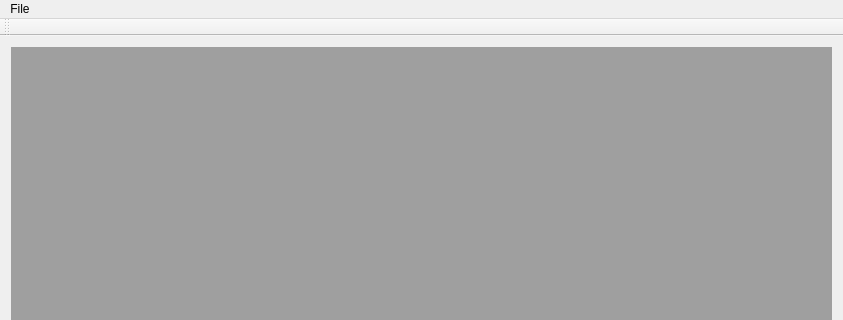
This is mainwindow.ui in Frazi1/cpp_lab_graph as Qt 5 draws it before an edit; both pictures show x 0 to 843 and y 0 to 320 of the 843 by 576 pixel window. The edited form follows.
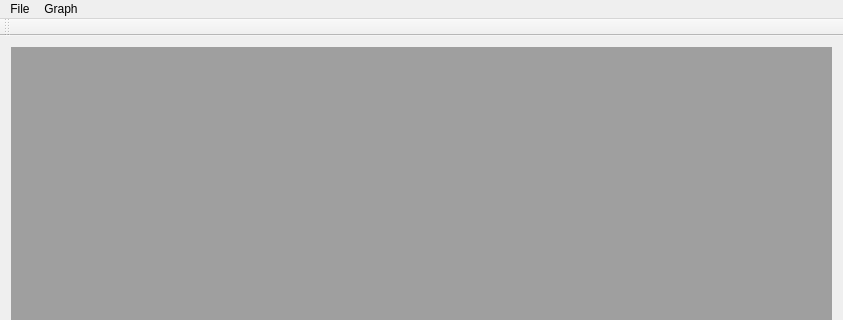
This is the edited form.

```diff
--- a/mainwindow.ui
+++ b/mainwindow.ui
@@ -47,7 +47,14 @@
     </property>
     <addaction name="actionOpen"/>
    </widget>
+   <widget class="QMenu" name="menuGraph">
+    <property name="title">
+     <string>Graph</string>
+    </property>
+    <addaction name="actionLayers"/>
+   </widget>
    <addaction name="menuOpen_File"/>
+   <addaction name="menuGraph"/>
   </widget>
   <widget class="QToolBar" name="mainToolBar">
    <attribute name="toolBarArea">
```
Left out of the diff: 22 changed lines with no effect on the pictures.
